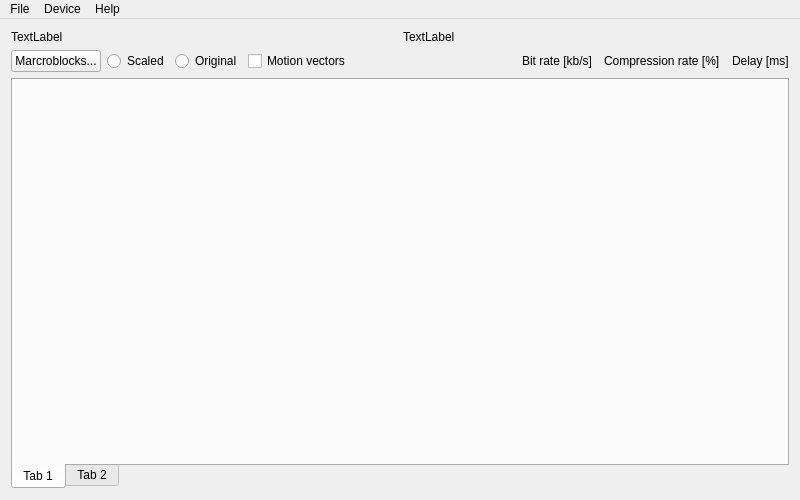
Qt form CodecPreview/codec_preview.ui (pszopinski/codec-preview) before a commit.
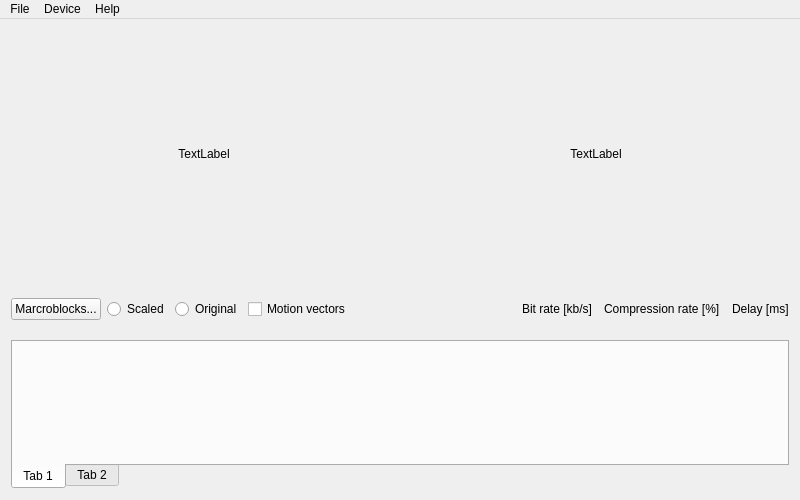
The same form after that commit.

```diff
--- a/CodecPreview/codec_preview.ui
+++ b/CodecPreview/codec_preview.ui
@@ -17,24 +17,66 @@
    <string>CodecPreview</string>
   </property>
   <widget class="QWidget" name="centralWidget">
-   <layout class="QVBoxLayout" name="verticalLayout">
+   <property name="sizePolicy">
+    <sizepolicy hsizetype="Preferred" vsizetype="Preferred">
+     <horstretch>0</horstretch>
+     <verstretch>0</verstretch>
+    </sizepolicy>
+   </property>
+   <layout class="QVBoxLayout" name="verticalLayout" stretch="5,1,3">
     <item>
-     <layout class="QHBoxLayout" name="horizontalLayout">
+     <layout class="QHBoxLayout" name="horizontalLayout" stretch="0,0">
       <property name="bottomMargin">
        <number>0</number>
       </property>
       <item>
        <widget class="QLabel" name="rawVideo">
+        <property name="maximumSize">
+         <size>
+          <width>16777215</width>
+          <height>16777215</height>
+         </size>
+        </property>
+        <property name="baseSize">
+         <size>
+          <width>0</width>
+          <height>0</height>
+         </size>
+        </property>
         <property name="text">
          <string>TextLabel</string>
         </property>
+        <property name="scaledContents">
+         <bool>true</bool>
+        </property>
+        <property name="alignment">
+         <set>Qt::AlignCenter</set>
+        </property>
        </widget>
       </item>
       <item>
        <widget class="QLabel" name="encodedVideo">
+        <property name="maximumSize">
+         <size>
+          <width>16777215</width>
+          <height>16777215</height>
+         </size>
+        </property>
+        <property name="baseSize">
+         <size>
+          <width>0</width>
+          <height>0</height>
+         </size>
+        </property>
         <property name="text">
          <string>TextLabel</string>
         </property>
+        <property name="scaledContents">
+         <bool>true</bool>
+        </property>
+        <property name="alignment">
+         <set>Qt::AlignCenter</set>
+        </property>
        </widget>
       </item>
      </layout>
@@ -119,6 +161,18 @@
     </item>
     <item>
      <widget class="QTabWidget" name="tabWidget">
+      <property name="minimumSize">
+       <size>
+        <width>0</width>
+        <height>0</height>
+       </size>
+      </property>
+      <property name="baseSize">
+       <size>
+        <width>500</width>
+        <height>500</height>
+       </size>
+      </property>
       <property name="tabPosition">
        <enum>QTabWidget::South</enum>
       </property>
```
Left out of the diff: 2 changed lines with no effect on the pictures.
